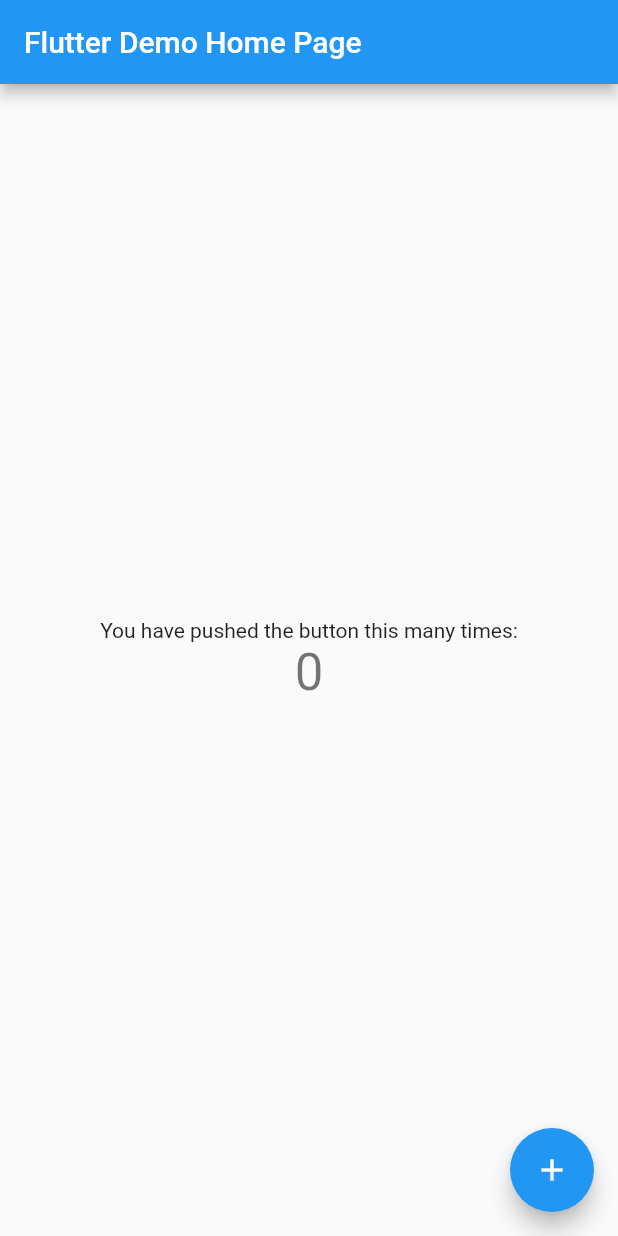
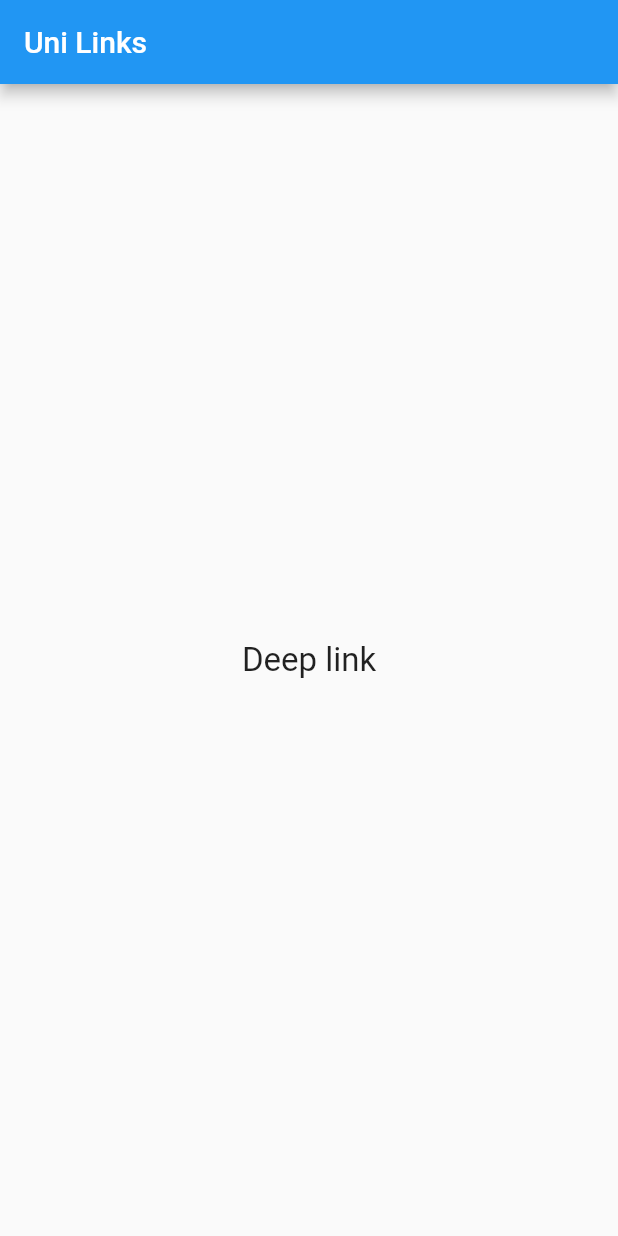
Before and after one commit to wk-j/uni-links, a Flutter app: the screen it shows after launch, on a phone screen of 412 x 824 dp. Run offline on Flutter 3.47's test engine with Material 2 defaults, Android fonts, the phone set to English and light mode, and no system bars; our stand-ins replace uni_links.

Commit message:
Deep link

```diff
--- a/lib/main.dart
+++ b/lib/main.dart
@@ -1,111 +1,79 @@
+import 'dart:async';
 import 'package:flutter/material.dart';
+import 'package:flutter/scheduler.dart';
+import 'package:uni_links/uni_links.dart' as UniLink;
+import 'package:flutter/services.dart' show PlatformException;
 
-void main() => runApp(MyApp());
+import 'p2.dart';
+
+main() {
+  checkDeepLink();
+  runApp(MyApp());
+}
+
+Future checkDeepLink() async {
+  StreamSubscription _sub;
+  try {
+    print("checkDeepLink");
+    await UniLink.getInitialLink();
+    _sub = UniLink.getUriLinksStream().listen((Uri uri) {
+      print(uri);
+      runApp(MyApp(uri: uri));
+    }, onError: (err) {
+      // Handle exception by warning the user their action did not succeed
+
+      print("onError");
+    });
+  } on PlatformException {
+    print("PlatformException");
+  }
+}
 
 class MyApp extends StatelessWidget {
-  // This widget is the root of your application.
+  final Uri uri;
+
+  MyApp({this.uri});
+
   @override
   Widget build(BuildContext context) {
     return MaterialApp(
       title: 'Flutter Demo',
       theme: ThemeData(
-        // This is the theme of your application.
-        //
-        // Try running your application with "flutter run". You'll see the
-        // application has a blue toolbar. Then, without quitting the app, try
-        // changing the primarySwatch below to Colors.green and then invoke
-        // "hot reload" (press "r" in the console where you ran "flutter run",
-        // or simply save your changes to "hot reload" in a Flutter IDE).
-        // Notice that the counter didn't reset back to zero; the application
-        // is not restarted.
         primarySwatch: Colors.blue,
       ),
-      home: MyHomePage(title: 'Flutter Demo Home Page'),
+      home: MyHomePage(uri: uri),
     );
   }
 }
 
-class MyHomePage extends StatefulWidget {
-  MyHomePage({Key key, this.title}) : super(key: key);
-
-  // This widget is the home page of your application. It is stateful, meaning
-  // that it has a State object (defined below) that contains fields that affect
-  // how it looks.
-
-  // This class is the configuration for the state. It holds the values (in this
-  // case the title) provided by the parent (in this case the App widget) and
-  // used by the build method of the State. Fields in a Widget subclass are
-  // always marked "final".
-
-  final String title;
-
-  @override
-  _MyHomePageState createState() => _MyHomePageState();
-}
-
-class _MyHomePageState extends State<MyHomePage> {
-  int _counter = 0;
-
-  void _incrementCounter() {
-    setState(() {
-      // This call to setState tells the Flutter framework that something has
-      // changed in this State, which causes it to rerun the build method below
-      // so that the display can reflect the updated values. If we changed
-      // _counter without calling setState(), then the build method would not be
-      // called again, and so nothing would appear to happen.
-      _counter++;
-    });
-  }
+class MyHomePage extends StatelessWidget {
+  MyHomePage({Key key, this.uri}) : super(key: key);
+  final Uri uri;
 
   @override
   Widget build(BuildContext context) {
-    // This method is rerun every time setState is called, for instance as done
-    // by the _incrementCounter method above.
-    //
-    // The Flutter framework has been optimized to make rerunning build methods
-    // fast, so that you can just rebuild anything that needs updating rather
-    // than having to individually change instances of widgets.
+    SchedulerBinding.instance.addPostFrameCallback((_) {
+      if (uri != null) {
+        Navigator.push(
+            context, MaterialPageRoute(builder: (context) => SecondPage(uri)));
+      }
+    });
+
     return Scaffold(
       appBar: AppBar(
-        // Here we take the value from the MyHomePage object that was created by
-        // the App.build method, and use it to set our appbar title.
-        title: Text(widget.title),
+        title: Text("Uni Links"),
       ),
       body: Center(
-        // Center is a layout widget. It takes a single child and positions it
-        // in the middle of the parent.
         child: Column(
-          // Column is also layout widget. It takes a list of children and
-          // arranges them vertically. By default, it sizes itself to fit its
-          // children horizontally, and tries to be as tall as its parent.
-          //
-          // Invoke "debug painting" (press "p" in the console, choose the
-          // "Toggle Debug Paint" action from the Flutter Inspector in Android
-          // Studio, or the "Toggle Debug Paint" command in Visual Studio Code)
-          // to see the wireframe for each widget.
-          //
-          // Column has various properties to control how it sizes itself and
-          // how it positions its children. Here we use mainAxisAlignment to
-          // center the children vertically; the main axis here is the vertical
-          // axis because Columns are vertical (the cross axis would be
-          // horizontal).
           mainAxisAlignment: MainAxisAlignment.center,
           children: <Widget>[
             Text(
-              'You have pushed the button this many times:',
-            ),
-            Text(
-              '$_counter',
-              style: Theme.of(context).textTheme.display1,
+              "Deep link",
+              style: TextStyle(fontSize: 22),
             ),
           ],
         ),
       ),
-      floatingActionButton: FloatingActionButton(
-        onPressed: _incrementCounter,
-        tooltip: 'Increment',
-        child: Icon(Icons.add),
-      ), // This trailing comma makes auto-formatting nicer for build methods.
     );
   }
 }
```
Also changed, not shown: lib/p2.dart (added, +19 -0 lines), pubspec.yaml (+1 -6 lines), pubspec.lock, 2 other files.
